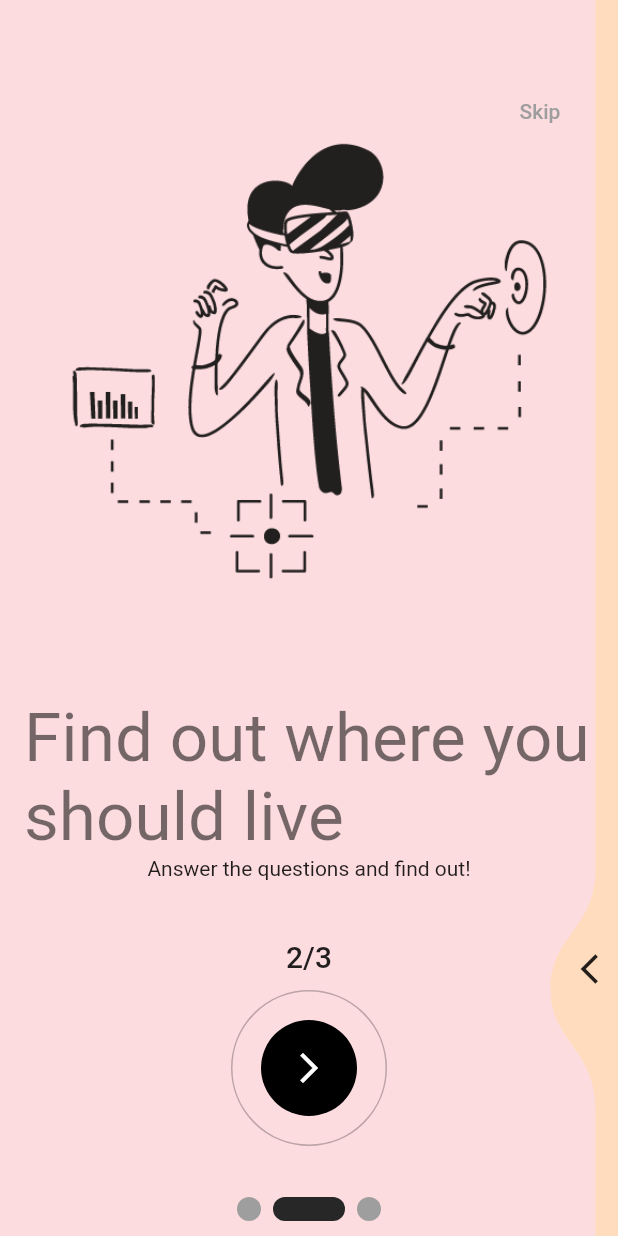
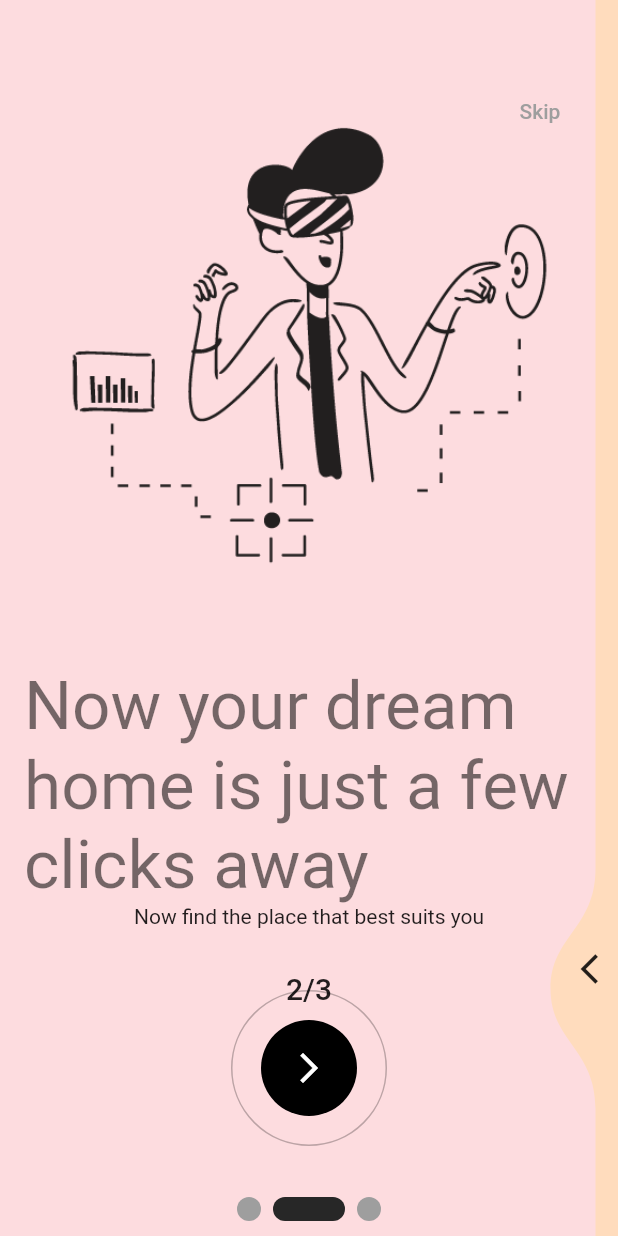
Before and after one commit to IT314-Group-34/IT314_project_34, a Flutter app: the screen it shows after launch, swiped to page 2, on a phone screen of 412 x 824 dp. Run offline on Flutter 3.47's test engine with Material 2 defaults, Android fonts, the phone set to English and light mode, and no system bars; drawn by our look-alikes of liquid_swipe, smooth_page_indicator; our stand-ins replace get, google_fonts.

Commit message:
Updated boiler plate onboarding pages

```diff
--- a/where_should_you_live/lib/src/constants/text_strings.dart
+++ b/where_should_you_live/lib/src/constants/text_strings.dart
@@ -1,10 +1,12 @@
 //Onboarding Text
 
-const String tOnboardingTitle1 = 'Welcome to Where Should You Live?';
-const String tOnboardingTitle2 = 'Find out where you should live';
+const String tOnboardingTitle1 = 'Welcome to "Where Should You Live?" ';
+const String tOnboardingTitle2 =
+    'Now your dream home is just a few clicks away';
 const String tOnboardingTitle3 = 'Find out where you should live';
-const String tOnboardingSubTitle1 = 'This app will help you find out where you should live.';
-const String tOnboardingSubTitle2 = 'Answer the questions and find out!';
+
+const String tOnboardingSubTitle1 = 'It will help you find your dream place.';
+const String tOnboardingSubTitle2 = 'Now find the place that best suits you';
 const String tOnboardingSubTitle3 = 'Answer the questions and find out!';
 
 //Onboarding Counter Text
```
